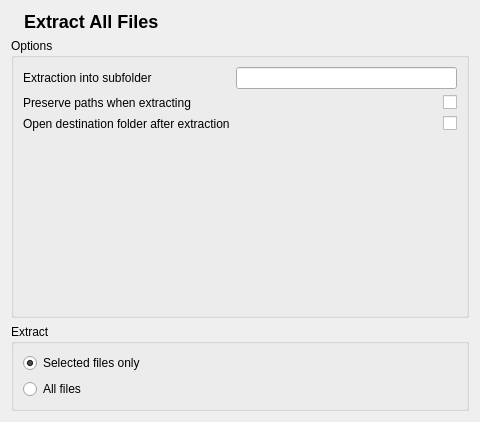
Old version of the form part/extractiondialog.ui in the repository metellius/ark-interface-changes.
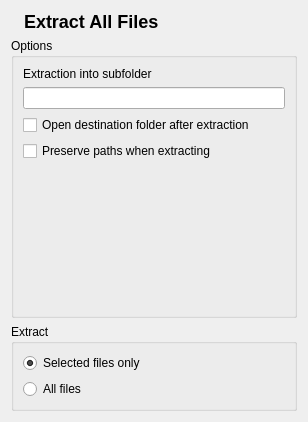
New version of the form. Icons and pictures are not drawn. Custom widgets are drawn as their Qt base class.

Commit message: Changed extraction dialog ui

Patch:
```diff
--- a/part/extractiondialog.ui
+++ b/part/extractiondialog.ui
@@ -6,22 +6,16 @@
    <rect>
     <x>0</x>
     <y>0</y>
-    <width>480</width>
+    <width>308</width>
     <height>422</height>
    </rect>
   </property>
   <property name="sizePolicy" >
-   <sizepolicy vsizetype="Minimum" hsizetype="Preferred" >
+   <sizepolicy vsizetype="Preferred" hsizetype="Preferred" >
     <horstretch>0</horstretch>
     <verstretch>0</verstretch>
    </sizepolicy>
   </property>
-  <property name="minimumSize" >
-   <size>
-    <width>480</width>
-    <height>50</height>
-   </size>
-  </property>
   <property name="windowTitle" >
    <string>Extraction Dialog</string>
   </property>
@@ -82,57 +76,71 @@
      <property name="title" >
       <string>Options</string>
      </property>
-     <layout class="QFormLayout" name="formLayout" >
-      <property name="fieldGrowthPolicy" >
-       <enum>QFormLayout::AllNonFixedFieldsGrow</enum>
-      </property>
+     <layout class="QGridLayout" name="gridLayout" >
       <item row="0" column="0" >
        <widget class="QLabel" name="subFolderLabel" >
+        <property name="sizePolicy" >
+         <sizepolicy vsizetype="Preferred" hsizetype="Expanding" >
+          <horstretch>0</horstretch>
+          <verstretch>0</verstretch>
+         </sizepolicy>
+        </property>
         <property name="text" >
          <string>Extraction into subfolder</string>
         </property>
        </widget>
       </item>
-      <item row="4" column="1" >
+      <item row="1" column="0" >
+       <widget class="KLineEdit" name="subfolder" >
+        <property name="sizePolicy" >
+         <sizepolicy vsizetype="Fixed" hsizetype="Expanding" >
+          <horstretch>0</horstretch>
+          <verstretch>0</verstretch>
+         </sizepolicy>
+        </property>
+        <property name="showClearButton" stdset="0" >
+         <bool>true</bool>
+        </property>
+       </widget>
+      </item>
+      <item row="2" column="0" >
        <widget class="QCheckBox" name="openFolderCheckBox" >
-        <property name="layoutDirection" >
-         <enum>Qt::RightToLeft</enum>
+        <property name="sizePolicy" >
+         <sizepolicy vsizetype="Fixed" hsizetype="Expanding" >
+          <horstretch>0</horstretch>
+          <verstretch>0</verstretch>
+         </sizepolicy>
         </property>
         <property name="text" >
-         <string/>
-        </property>
-       </widget>
-      </item>
-      <item row="3" column="1" >
-       <widget class="QCheckBox" name="preservePaths" >
-        <property name="layoutDirection" >
-         <enum>Qt::RightToLeft</enum>
-        </property>
-        <property name="text" >
-         <string/>
+         <string>Open destination folder after extraction</string>
         </property>
        </widget>
       </item>
       <item row="3" column="0" >
-       <widget class="QLabel" name="subFolderLabel_2" >
+       <widget class="QCheckBox" name="preservePaths" >
+        <property name="sizePolicy" >
+         <sizepolicy vsizetype="Fixed" hsizetype="Expanding" >
+          <horstretch>0</horstretch>
+          <verstretch>0</verstretch>
+         </sizepolicy>
+        </property>
         <property name="text" >
          <string>Preserve paths when extracting</string>
         </property>
        </widget>
       </item>
       <item row="4" column="0" >
-       <widget class="QLabel" name="subFolderLabel_3" >
-        <property name="text" >
-         <string>Open destination folder after extraction</string>
+       <spacer name="verticalSpacer" >
+        <property name="orientation" >
+         <enum>Qt::Vertical</enum>
         </property>
-       </widget>
-      </item>
-      <item row="0" column="1" >
-       <widget class="KLineEdit" name="subfolder" >
-        <property name="showClearButton" stdset="0" >
-         <bool>true</bool>
+        <property name="sizeHint" stdset="0" >
+         <size>
+          <width>20</width>
+          <height>40</height>
+         </size>
         </property>
-       </widget>
+       </spacer>
       </item>
      </layout>
     </widget>
@@ -140,7 +148,7 @@
    <item>
     <widget class="QGroupBox" name="filesToExtractGroupBox" >
      <property name="sizePolicy" >
-      <sizepolicy vsizetype="Preferred" hsizetype="MinimumExpanding" >
+      <sizepolicy vsizetype="Preferred" hsizetype="Expanding" >
        <horstretch>0</horstretch>
        <verstretch>0</verstretch>
       </sizepolicy>
@@ -157,6 +165,12 @@
      <layout class="QVBoxLayout" >
       <item>
        <widget class="QRadioButton" name="selectedFilesButton" >
+        <property name="sizePolicy" >
+         <sizepolicy vsizetype="Fixed" hsizetype="Expanding" >
+          <horstretch>0</horstretch>
+          <verstretch>0</verstretch>
+         </sizepolicy>
+        </property>
         <property name="text" >
          <string>Selected files only</string>
         </property>
@@ -167,6 +181,12 @@
       </item>
       <item>
        <widget class="QRadioButton" name="allFilesButton" >
+        <property name="sizePolicy" >
+         <sizepolicy vsizetype="Fixed" hsizetype="Expanding" >
+          <horstretch>0</horstretch>
+          <verstretch>0</verstretch>
+         </sizepolicy>
+        </property>
         <property name="text" >
          <string>All files</string>
         </property>
```
